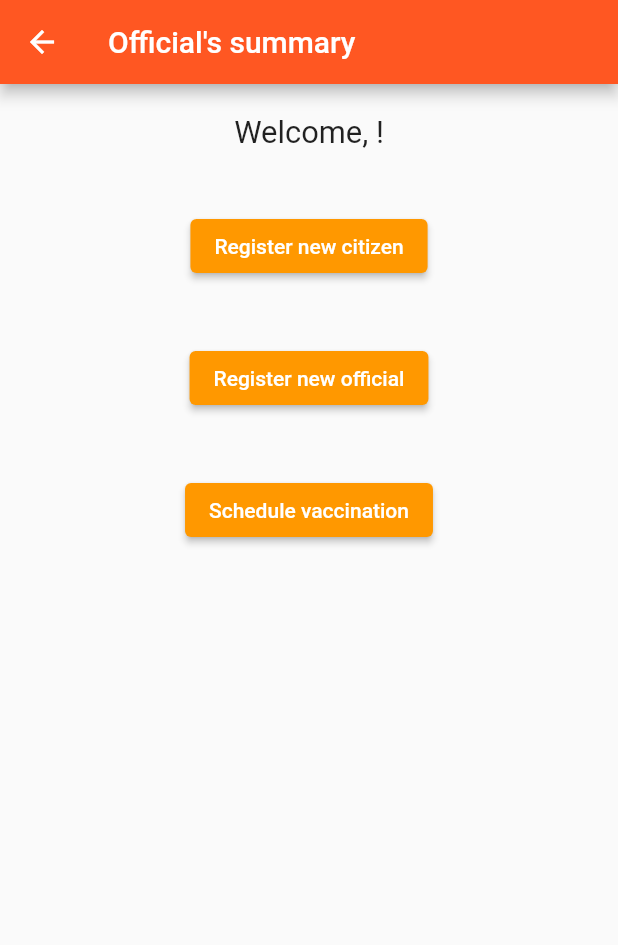
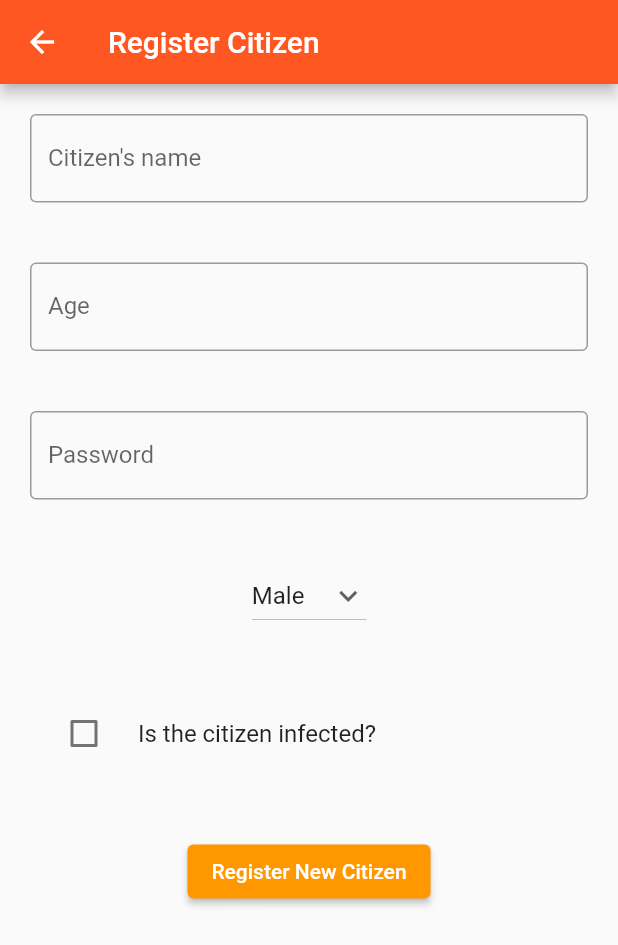
Before and after one commit to DesignerDenin/DBMS-Mini-Project, a Flutter app: the Official screen opened directly with empty values, after a tap on "Register new citizen", on a phone screen of 412 x 824 dp. Shown: the top 945 px of the screen. Run offline on Flutter 3.47's test engine with Material 2 defaults, Android fonts, the phone set to English and light mode, and no system bars; our stand-ins replace pie_chart; missing offline and left inert: dart:ffi, flutter_rust_bridge.

Commit message:
Made beeg changes

```diff
--- a/lib/main.dart
+++ b/lib/main.dart
@@ -16,7 +16,7 @@ class MyApp extends StatelessWidget {
       theme: ThemeData(
         primarySwatch: Colors.deepOrange,
       ),
-      home: const HomePage(title: 'Vax tracker - DBMS project'),
+      home: const HomePage(title: 'Vax administrator - DBMS project'),
     );
   }
 }
--- /dev/null
+++ b/lib/new_citizen.dart
@@ -0,0 +1,122 @@
+import 'dart:ffi';
+
+import 'package:dbms/rust/main.dart';
+import 'package:flutter/material.dart';
+import 'package:flutter/services.dart';
+
+const path = 'librust.so';
+late final library = DynamicLibrary.open(path);
+late final api = RustImpl(library);
+
+class NewCitizen extends StatefulWidget {
+  const NewCitizen({Key? key}) : super(key: key);
+
+  @override
+  State<NewCitizen> createState() => NewCitizenState();
+}
+
+class NewCitizenState extends State<NewCitizen> {
+  TextEditingController nameController = TextEditingController();
+  TextEditingController passwordController = TextEditingController();
+  TextEditingController ageController = TextEditingController();
+
+  var items = ["Male", "Female"];
+  var genderValue = "Male";
+  var isInfected = false;
+
+  @override
+  void initState() {
+    super.initState();
+  }
+
+  Future<CitizenData> getCitizenData(id, password) =>
+      api.getCitizenSummary(id: id, password: password);
+
+  @override
+  Widget build(BuildContext context) {
+    return Scaffold(
+      appBar: AppBar(
+        title: const Text('Register Citizen'),
+      ),
+      body: Center(
+          child: Column(
+        children: [
+          Container(
+            padding: const EdgeInsets.all(20),
+            child: TextField(
+              controller: ageController,
+              decoration: const InputDecoration(
+                border: OutlineInputBorder(),
+                labelText: 'Citizen\'s name',
+              ),
+            ),
+          ),
+          Container(
+            padding: const EdgeInsets.all(20),
+            child: TextField(
+              controller: nameController,
+              decoration: const InputDecoration(
+                border: OutlineInputBorder(),
+                labelText: 'Age',
+              ),
+              keyboardType: TextInputType.number,
+              inputFormatters: [FilteringTextInputFormatter.digitsOnly],
+            ),
+          ),
+          Container(
+            padding: const EdgeInsets.all(20),
+            child: TextField(
+              controller: passwordController,
+              decoration: const InputDecoration(
+                border: OutlineInputBorder(),
+                labelText: 'Password',
+              ),
+            ),
+          ),
+          Container(
+              padding: const EdgeInsets.all(20),
+              child: DropdownButton(
+                value: genderValue,
+                onChanged: (String? newValue) {
+                  setState(() {
+                    genderValue = newValue!;
+                  });
+                },
+                // Down Arrow Icon
+                icon: const Icon(Icons.keyboard_arrow_down),
+                items: items.map((String items) {
+                  return DropdownMenuItem(
+                    value: items,
+                    child: Text(items),
+                  );
+                }).toList(),
+              )),
+          Container(
+              padding: const EdgeInsets.all(20),
+              child: CheckboxListTile(
+                title: const Text("Is the citizen infected?"),
+                value: isInfected,
+                onChanged: (newValue) {
+                  setState(() {
+                    isInfected = newValue!;
+                  });
+                },
+                controlAffinity: ListTileControlAffinity.leading,
+              )),
+          Container(
+            padding: const EdgeInsets.fromLTRB(10, 20, 10, 0),
+            child: ElevatedButton(
+              child: const Text(
+                'Register New Citizen',
+              ),
+              style: ButtonStyle(
+                backgroundColor: MaterialStateProperty.all(Colors.orange),
+              ),
+              onPressed: () {},
+            ),
+          ),
+        ],
+      )),
+    );
+  }
+}
--- a/lib/official.dart
+++ b/lib/official.dart
@@ -1,5 +1,7 @@
 import 'package:dbms/rust/main.dart';
 import 'package:flutter/material.dart';
+import 'new_citizen.dart';
+import 'new_official.dart';
 
 class Official extends StatefulWidget {
   final OfficialData data;
@@ -34,7 +36,12 @@ class OfficialState extends State<Official> {
           Container(
             padding: const EdgeInsets.all(20),
             child: ElevatedButton(
-                onPressed: () {},
+                onPressed: () {
+                  Navigator.push(
+                      context,
+                      MaterialPageRoute(
+                          builder: (context) => const NewCitizen()));
+                },
                 child: const Text(
                   'Register new citizen',
                   style: TextStyle(color: Colors.white),
@@ -47,9 +54,50 @@ class OfficialState extends State<Official> {
           Container(
             padding: const EdgeInsets.all(20),
             child: ElevatedButton(
-                onPressed: () {},
+                onPressed: () {
+                  Navigator.push(
+                      context,
+                      MaterialPageRoute(
+                          builder: (context) => const NewOfficial()));
+                },
                 child: const Text(
                   'Register new official',
+                  style: TextStyle(color: Colors.white),
+                ),
+                // ignore: prefer_const_constructors
+                style: ButtonStyle(
+                  backgroundColor: MaterialStateProperty.all(Colors.orange),
+                )),
+          ),
+          Container(
+            padding: const EdgeInsets.all(20),
+            child: ElevatedButton(
+                onPressed: () {
+                  Navigator.push(
+                      context,
+                      MaterialPageRoute(
+                          builder: (context) => const NewOfficial()));
+                },
+                child: const Text(
+                  'Create appoinment',
+                  style: TextStyle(color: Colors.white),
+                ),
+                // ignore: prefer_const_constructors
+                style: ButtonStyle(
+                  backgroundColor: MaterialStateProperty.all(Colors.orange),
+                )),
+          ),
+          Container(
+            padding: const EdgeInsets.all(20),
+            child: ElevatedButton(
+                onPressed: () {
+                  Navigator.push(
+                      context,
+                      MaterialPageRoute(
+                          builder: (context) => const NewOfficial()));
+                },
+                child: const Text(
+                  'Register new Vaccination center',
                   style: TextStyle(color: Colors.white),
                 ),
                 // ignore: prefer_const_constructors
--- a/pubspec.yaml
+++ b/pubspec.yaml
@@ -30,6 +30,7 @@ dependencies:
   flutter:
     sdk: flutter
   flutter_rust_bridge: ^1.15.1
+  pie_chart: ^5.1.0
 dev_dependencies:
   flutter_test:
     sdk: flutter
```
Also changed, not shown: lib/citizen.dart (+50 -2 lines), lib/new_official.dart (added, +76 -0 lines), pubspec.lock, 1 other file.
